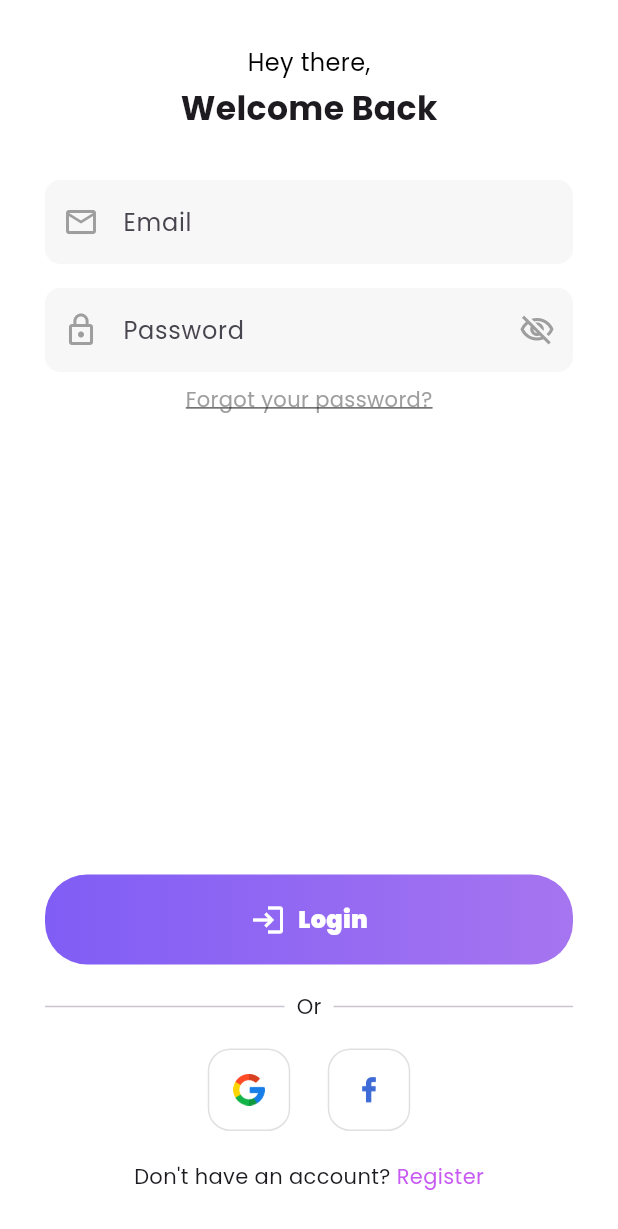
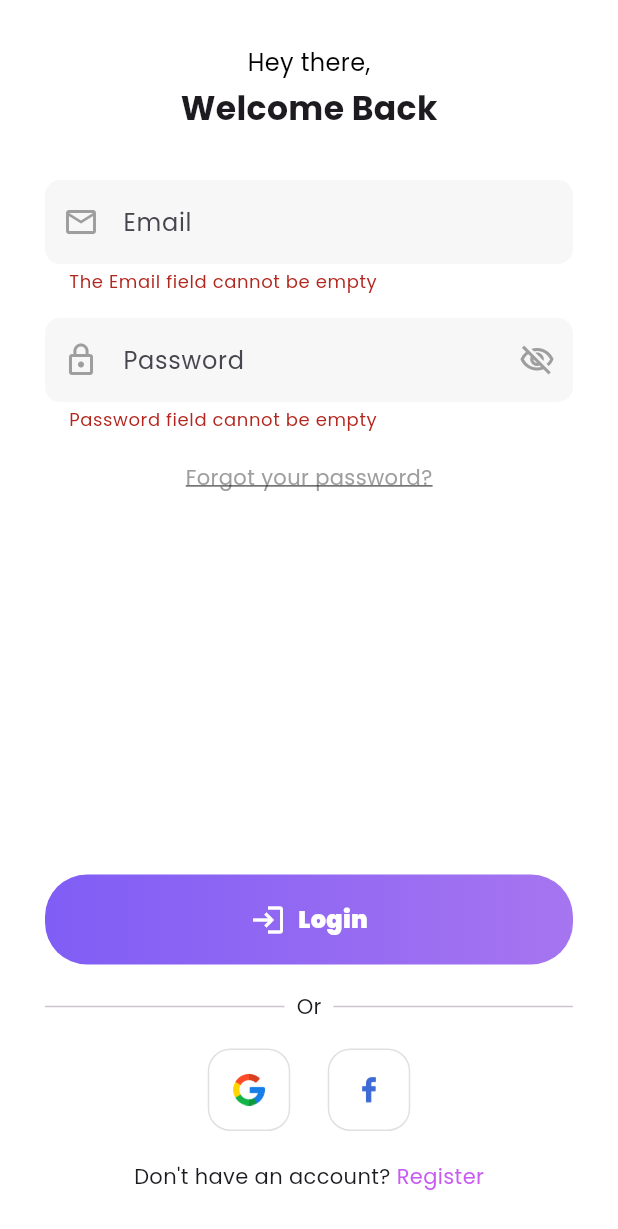
Before and after one commit to Kani-3004/fitness-mobile-app, a Flutter app: the LoginPage screen opened directly, after a tap on "Login", on a phone screen of 412 x 824 dp. Shown: the top 1229 px of the screen. Run offline on Flutter 3.47's test engine with Material 3 defaults, Android fonts, the phone set to English and light mode, and no system bars; our stand-ins replace carousel_slider, google_fonts.

Commit message:
Login page Functionality

```diff
--- a/lib/main.dart
+++ b/lib/main.dart
@@ -1,4 +1,4 @@
-import 'package:fitness_mobile_app/screens/welcome_screen_two.dart';
+import 'package:fitness_mobile_app/screens/login_page.dart';
 import 'package:flutter/material.dart';
 import 'package:google_fonts/google_fonts.dart';
 
@@ -15,7 +15,7 @@ class FitnessMobileApp extends StatelessWidget {
       debugShowCheckedModeBanner: false,
       theme: ThemeData(textTheme: GoogleFonts.poppinsTextTheme()),
       title: 'Fitness Mobile App',
-      home: WelcomeScreenTwo(),
+      home: LoginPage(),
     );
   }
 }
--- /dev/null
+++ b/lib/screens/home_page.dart
@@ -0,0 +1,15 @@
+import 'package:flutter/material.dart';
+
+class HomePage extends StatefulWidget {
+  const HomePage({super.key});
+
+  @override
+  State<HomePage> createState() => _HomePageState();
+}
+
+class _HomePageState extends State<HomePage> {
+  @override
+  Widget build(BuildContext context) {
+    return const Placeholder();
+  }
+}
--- a/lib/screens/login_page.dart
+++ b/lib/screens/login_page.dart
@@ -1,18 +1,40 @@
+import 'package:fitness_mobile_app/screens/home_page.dart';
+import 'package:fitness_mobile_app/widgets/login_email_field.dart';
+import 'package:fitness_mobile_app/widgets/login_password_field.dart';
 import 'package:flutter/material.dart';
 
-class LoginPage extends StatelessWidget {
+class LoginPage extends StatefulWidget {
   const LoginPage({super.key});
+
+  @override
+  State<LoginPage> createState() => _LoginPageState();
+}
+
+class _LoginPageState extends State<LoginPage> {
+  final _loginKey = GlobalKey<FormState>();
+  final TextEditingController _emailController = TextEditingController();
+  final TextEditingController _passwordController = TextEditingController();
+
+  void login() {
+    if (_loginKey.currentState!.validate()) {
+      Navigator.pushReplacement(
+        context,
+        MaterialPageRoute(builder: (context) => HomePage()),
+      );
+    }
+  }
 
   @override
   Widget build(BuildContext context) {
     return Scaffold(
       backgroundColor: Colors.white,
       body: Center(
-        //the whole page is centered and has a padding of 30
         child: Padding(
           padding: const EdgeInsets.symmetric(vertical: 30, horizontal: 30),
+          child: Form(
+            key: _loginKey,
 
-          //the whole page is enclosed in a column
+            //the column that has all the page contents
             child: Column(
               mainAxisAlignment: MainAxisAlignment.center,
               children: [
@@ -30,71 +52,38 @@ class LoginPage extends StatelessWidget {
                 ),
                 const SizedBox(height: 32),
 
-              //email field
-              TextField(
-                decoration: InputDecoration(
-                  prefixIcon: const Icon(
-                    Icons.email_outlined,
-                    color: Colors.grey,
-                  ),
-                  hintText: 'Email',
-                  border: OutlineInputBorder(
-                    borderRadius: BorderRadius.circular(10),
-                    borderSide: BorderSide.none,
-                  ),
-                  filled: true,
-                  fillColor: Color(0xFFF7F7F7),
-                ),
-              ),
+                // email field
+                LoginEmailField(controller: _emailController),
                 const SizedBox(height: 16),
 
-              //password field
-              TextField(
-                obscureText: true,
-                decoration: InputDecoration(
-                  prefixIcon: const Icon(
-                    Icons.lock_outline,
-                    color: Colors.grey,
-                  ),
-                  hintText: 'Password',
-                  suffixIcon: const Icon(Icons.visibility_off_outlined,
-                      color: Colors.grey),
-                  border: OutlineInputBorder(
-                    borderRadius: BorderRadius.circular(10),
-                    borderSide: BorderSide.none,
-                  ),
-                  filled: true,
-                  fillColor: Color(0xFFF7F7F7),
-                ),
-              ),
-              const SizedBox(height: 8),
+                // password field
+                LoginPasswordField(controller: _passwordController),
+                const SizedBox(height: 20),
 
-              //forgot your password text
-              const Text(
+                // Forgot password text
+                GestureDetector(
+                  onTap: () {},
+                  child: const Text(
                     'Forgot your password?',
                     style: TextStyle(
                         color: Colors.grey,
                         fontSize: 14,
-                  decoration: TextDecoration.underline,
+                        decoration: TextDecoration.underline),
                   ),
                 ),
 
-              // space between first half and second half of the page
-              Spacer(),
+                const Spacer(),
 
-              //Login button
+                // Login Button
                 GestureDetector(
-                onTap: () {},
+                  onTap: login,
                   child: Container(
-                  width: double.infinity, // Ensures full width
+                    width: double.infinity,
                     padding: const EdgeInsets.symmetric(vertical: 18),
                     decoration: BoxDecoration(
                       borderRadius: BorderRadius.circular(28),
                       gradient: const LinearGradient(
-                      colors: [
-                        Color(0xFF805DF5),
-                        Color(0xFFA675F0),
-                      ],
+                        colors: [Color(0xFF805DF5), Color(0xFFA675F0)],
                         begin: Alignment.centerLeft,
                         end: Alignment.centerRight,
                       ),
@@ -109,15 +98,14 @@ class LoginPage extends StatelessWidget {
                           style: TextStyle(
                               fontSize: 16,
                               color: Colors.white,
-                          fontWeight: FontWeight.w900,
-                        ),
+                              fontWeight: FontWeight.w900),
                         ),
                       ],
                     ),
                   ),
                 ),
 
-              //or divider row
+                // Divider
                 const SizedBox(height: 18),
                 Row(
                   children: const [
@@ -130,52 +118,18 @@ class LoginPage extends StatelessWidget {
                   ],
                 ),
 
-              // icons for login option
+                // Social Login
                 const SizedBox(height: 18),
                 Row(
                   mainAxisAlignment: MainAxisAlignment.center,
                   children: [
-                  Container(
-                    height: 55,
-                    width: 55,
-                    decoration: BoxDecoration(
-                      borderRadius: BorderRadius.circular(15),
-                      border: Border.all(
-                        width: 1,
-                        color: Colors.grey[300]!,
-                      ),
-                    ),
-                    child: Padding(
-                      padding: const EdgeInsets.all(8.0),
-                      child: IconButton(
-                        onPressed: () {},
-                        icon: Image.asset('assets/images/google_icon.png'),
-                      ),
-                    ),
-                  ),
+                    _buildSocialIcon('assets/images/google_icon.png'),
                     const SizedBox(width: 25),
-                  Container(
-                    height: 55,
-                    width: 55,
-                    decoration: BoxDecoration(
-                      borderRadius: BorderRadius.circular(15),
-                      border: Border.all(
-                        width: 1,
-                        color: Colors.grey[300]!,
-                      ),
-                    ),
-                    child: Padding(
-                      padding: const EdgeInsets.all(8.0),
-                      child: IconButton(
-                        onPressed: () {},
-                        icon: Image.asset('assets/images/facebook_icon.png'),
-                      ),
-                    ),
-                  ),
+                    _buildSocialIcon('assets/images/facebook_icon.png'),
                   ],
                 ),
 
-              // Don't have an account yet text
+                // Register text
                 const SizedBox(height: 20),
                 Row(
                   mainAxisAlignment: MainAxisAlignment.center,
@@ -185,9 +139,7 @@ class LoginPage extends StatelessWidget {
                       onTap: () {},
                       child: const Text(
                         'Register',
-                      style: TextStyle(
-                        color: Color(0xFFC75AF2),
-                      ),
+                        style: TextStyle(color: Color(0xFFC75AF2)),
                       ),
                     ),
                   ],
@@ -196,6 +148,26 @@ class LoginPage extends StatelessWidget {
             ),
           ),
         ),
+      ),
+    );
+  }
+
+  //made the social media login options into a widget
+  Widget _buildSocialIcon(String assetPath) {
+    return Container(
+      height: 55,
+      width: 55,
+      decoration: BoxDecoration(
+        borderRadius: BorderRadius.circular(15),
+        border: Border.all(width: 1, color: Colors.grey[300]!),
+      ),
+      child: Padding(
+        padding: const EdgeInsets.all(8.0),
+        child: IconButton(
+          onPressed: () {},
+          icon: Image.asset(assetPath),
+        ),
+      ),
     );
   }
 }
--- /dev/null
+++ b/lib/widgets/login_email_field.dart
@@ -0,0 +1,38 @@
+import 'package:flutter/material.dart';
+
+class LoginEmailField extends StatelessWidget {
+  final TextEditingController controller;
+
+  const LoginEmailField({super.key, required this.controller});
+
+  @override
+  Widget build(BuildContext context) {
+    return TextFormField(
+      controller: controller,
+      decoration: InputDecoration(
+        prefixIcon: const Icon(Icons.email_outlined, color: Colors.grey),
+        hintText: 'Email',
+        border: OutlineInputBorder(
+          borderRadius: BorderRadius.circular(10),
+          borderSide: BorderSide.none,
+        ),
+        filled: true,
+        fillColor: const Color(0xFFF7F7F7),
+      ),
+      validator: (value) {
+        final emailRegex =
+            RegExp(r'^[a-zA-Z0-9._%+-]+@[a-zA-Z0-9.-]+\.[a-zA-Z]{2,}$');
+        if (value == null || value.isEmpty) {
+          return "The Email field cannot be empty";
+        }
+        if (!emailRegex.hasMatch(value)) {
+          return "Please enter a valid E-mail";
+        }
+        if (value != "pragadeeswaran@boodskap.io") {
+          return "Incorrect Email";
+        }
+        return null;
+      },
+    );
+  }
+}
--- /dev/null
+++ b/lib/widgets/login_password_field.dart
@@ -0,0 +1,53 @@
+import 'package:flutter/material.dart';
+
+class LoginPasswordField extends StatefulWidget {
+  final TextEditingController controller;
+
+  const LoginPasswordField({super.key, required this.controller});
+
+  @override
+  State<LoginPasswordField> createState() => _LoginPasswordFieldState();
+}
+
+class _LoginPasswordFieldState extends State<LoginPasswordField> {
+  bool isObscure = true;
+
+  @override
+  Widget build(BuildContext context) {
+    return TextFormField(
+      controller: widget.controller,
+      obscureText: isObscure,
+      decoration: InputDecoration(
+        prefixIcon: const Icon(Icons.lock_outline, color: Colors.grey),
+        hintText: 'Password',
+        suffixIcon: IconButton(
+          icon: Icon(isObscure ? Icons.visibility_off_outlined : Icons.visibility_outlined, color: Colors.grey),
+          onPressed: () {
+            setState(() {
+              isObscure = !isObscure;
+            });
+          },
+        ),
+        border: OutlineInputBorder(
+          borderRadius: BorderRadius.circular(10),
+          borderSide: BorderSide.none,
+        ),
+        filled: true,
+        fillColor: const Color(0xFFF7F7F7),
+      ),
+      validator: (value) {
+        final alphanumericRegex = RegExp(r'[A-Za-z\d]');
+        if (value == null || value.isEmpty) {
+          return "Password field cannot be empty";
+        }
+        if (value.split('').where((char) => alphanumericRegex.hasMatch(char)).length < 4) {
+          return "Password must contain at least 4 alphanumeric characters.";
+        }
+        if (value != "welcome123") {
+          return "Incorrect Password";
+        }
+        return null;
+      },
+    );
+  }
+}
```
Lines whose indentation alone changed are shown as unchanged.
